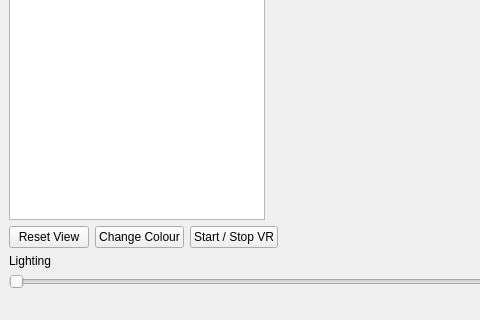
Qt form mainwindow.ui (EdTaylor4238/G26Project) before a commit; both pictures show x 0 to 480 and y 85 to 405 of the 625 by 405 pixel window.
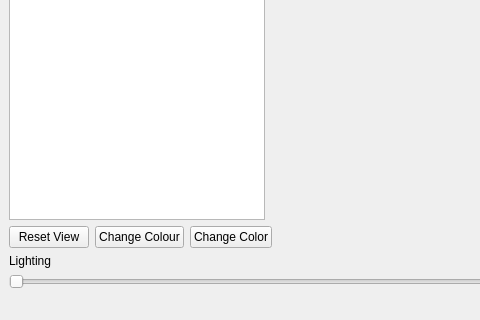
The same form after that commit. Icons and pictures are not drawn. Custom widgets are drawn as their Qt base class.

Commit message: Fixed Lighting Added Color Change

The edit to the form file:
```diff
--- a/mainwindow.ui
+++ b/mainwindow.ui
@@ -64,7 +64,7 @@
         <item>
          <widget class="QPushButton" name="startStopVRButton">
           <property name="text">
-           <string>Start / Stop VR</string>
+           <string>Change Color</string>
           </property>
          </widget>
         </item>
```
Left out of the diff: 2 changed lines with no effect on the pictures. The commit also changes 7 other files.
